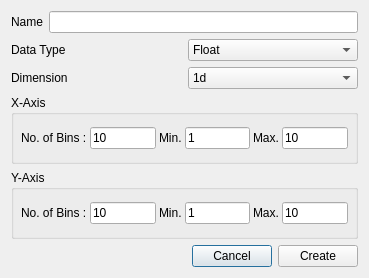
Old version of the form TGo4CreateNewHistogram.ui in the repository FRIBDAQ/SpecTcl.
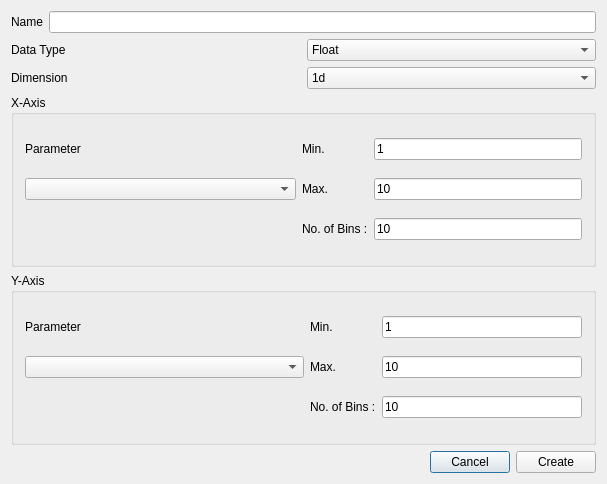
New version of the form.

Commit message:
Adds support for creating spectra from parameters
* TGo4CreateNewHistogram downloads the list of parameters and uses the
  results to fill a combo box

* Reorganizes the create histogram dialog

The edit to the form file:
```diff
--- a/TGo4CreateNewHistogram.ui
+++ b/TGo4CreateNewHistogram.ui
@@ -7,8 +7,8 @@
    <rect>
     <x>0</x>
     <y>0</y>
-    <width>369</width>
-    <height>278</height>
+    <width>607</width>
+    <height>484</height>
    </rect>
   </property>
   <property name="windowTitle">
@@ -89,35 +89,19 @@
      <property name="title">
       <string>X-Axis</string>
      </property>
-     <layout class="QGridLayout">
-      <property name="margin">
-       <number>7</number>
-      </property>
-      <property name="spacing">
-       <number>3</number>
-      </property>
+     <layout class="QGridLayout" name="gridLayout_3">
       <item row="0" column="0">
-       <widget class="QLabel" name="TextLabel4">
+       <widget class="QLabel" name="label_2">
         <property name="text">
-         <string>No. of Bins :</string>
-        </property>
-        <property name="wordWrap">
-         <bool>false</bool>
+         <string>Parameter</string>
         </property>
         <property name="buddy">
-         <cstring>XNoOfBins</cstring>
-        </property>
-       </widget>
-      </item>
-      <item row="0" column="1">
-       <widget class="QLineEdit" name="XNoOfBins">
-        <property name="text">
-         <string>10</string>
+         <cstring>YParamCombo</cstring>
         </property>
        </widget>
       </item>
       <item row="0" column="2">
-       <widget class="QLabel" name="TextLabel5">
+       <widget class="QLabel" name="TextLabel5_3">
         <property name="text">
          <string>Min.</string>
         </property>
@@ -131,13 +115,29 @@
       </item>
       <item row="0" column="3">
        <widget class="QLineEdit" name="Xmin">
+        <property name="minimumSize">
+         <size>
+          <width>100</width>
+          <height>0</height>
+         </size>
+        </property>
         <property name="text">
          <string>1</string>
         </property>
        </widget>
       </item>
-      <item row="0" column="4">
-       <widget class="QLabel" name="TextLabel6">
+      <item row="1" column="0" colspan="2">
+       <widget class="QComboBox" name="XParamCombo">
+        <property name="minimumSize">
+         <size>
+          <width>100</width>
+          <height>0</height>
+         </size>
+        </property>
+       </widget>
+      </item>
+      <item row="1" column="2">
+       <widget class="QLabel" name="TextLabel6_3">
         <property name="text">
          <string>Max.</string>
         </property>
@@ -149,8 +149,53 @@
         </property>
        </widget>
       </item>
-      <item row="0" column="5">
+      <item row="1" column="3">
        <widget class="QLineEdit" name="Xmax">
+        <property name="minimumSize">
+         <size>
+          <width>100</width>
+          <height>0</height>
+         </size>
+        </property>
+        <property name="text">
+         <string>10</string>
+        </property>
+       </widget>
+      </item>
+      <item row="2" column="1">
+       <spacer name="horizontalSpacer_2">
+        <property name="orientation">
+         <enum>Qt::Horizontal</enum>
+        </property>
+        <property name="sizeHint" stdset="0">
+         <size>
+          <width>80</width>
+          <height>20</height>
+         </size>
+        </property>
+       </spacer>
+      </item>
+      <item row="2" column="2">
+       <widget class="QLabel" name="TextLabel4_3">
+        <property name="text">
+         <string>No. of Bins :</string>
+        </property>
+        <property name="wordWrap">
+         <bool>false</bool>
+        </property>
+        <property name="buddy">
+         <cstring>YNoOfBins</cstring>
+        </property>
+       </widget>
+      </item>
+      <item row="2" column="3">
+       <widget class="QLineEdit" name="XNoOfBins">
+        <property name="minimumSize">
+         <size>
+          <width>100</width>
+          <height>0</height>
+         </size>
+        </property>
         <property name="text">
          <string>10</string>
         </property>
@@ -164,28 +209,15 @@
      <property name="title">
       <string>Y-Axis</string>
      </property>
-     <layout class="QGridLayout">
-      <property name="margin">
-       <number>7</number>
-      </property>
-      <property name="spacing">
-       <number>3</number>
-      </property>
-      <item row="0" column="0">
-       <widget class="QLabel" name="TextLabel4_2">
-        <property name="text">
-         <string>No. of Bins :</string>
+     <layout class="QGridLayout" name="gridLayout_2">
+      <item row="1" column="3">
+       <widget class="QLineEdit" name="Ymax">
+        <property name="minimumSize">
+         <size>
+          <width>100</width>
+          <height>0</height>
+         </size>
         </property>
-        <property name="wordWrap">
-         <bool>false</bool>
-        </property>
-        <property name="buddy">
-         <cstring>YNoOfBins</cstring>
-        </property>
-       </widget>
-      </item>
-      <item row="0" column="1">
-       <widget class="QLineEdit" name="YNoOfBins">
         <property name="text">
          <string>10</string>
         </property>
@@ -206,12 +238,77 @@
       </item>
       <item row="0" column="3">
        <widget class="QLineEdit" name="Ymin">
+        <property name="minimumSize">
+         <size>
+          <width>100</width>
+          <height>0</height>
+         </size>
+        </property>
         <property name="text">
          <string>1</string>
         </property>
        </widget>
       </item>
-      <item row="0" column="4">
+      <item row="2" column="3">
+       <widget class="QLineEdit" name="YNoOfBins">
+        <property name="minimumSize">
+         <size>
+          <width>100</width>
+          <height>0</height>
+         </size>
+        </property>
+        <property name="text">
+         <string>10</string>
+        </property>
+       </widget>
+      </item>
+      <item row="2" column="1">
+       <spacer name="horizontalSpacer">
+        <property name="orientation">
+         <enum>Qt::Horizontal</enum>
+        </property>
+        <property name="sizeHint" stdset="0">
+         <size>
+          <width>217</width>
+          <height>20</height>
+         </size>
+        </property>
+       </spacer>
+      </item>
+      <item row="1" column="0" colspan="2">
+       <widget class="QComboBox" name="YParamCombo">
+        <property name="minimumSize">
+         <size>
+          <width>100</width>
+          <height>0</height>
+         </size>
+        </property>
+       </widget>
+      </item>
+      <item row="2" column="2">
+       <widget class="QLabel" name="TextLabel4_2">
+        <property name="text">
+         <string>No. of Bins :</string>
+        </property>
+        <property name="wordWrap">
+         <bool>false</bool>
+        </property>
+        <property name="buddy">
+         <cstring>YNoOfBins</cstring>
+        </property>
+       </widget>
+      </item>
+      <item row="0" column="0">
+       <widget class="QLabel" name="label">
+        <property name="text">
+         <string>Parameter</string>
+        </property>
+        <property name="buddy">
+         <cstring>YParamCombo</cstring>
+        </property>
+       </widget>
+      </item>
+      <item row="1" column="2">
        <widget class="QLabel" name="TextLabel6_2">
         <property name="text">
          <string>Max.</string>
@@ -224,13 +321,6 @@
         </property>
        </widget>
       </item>
-      <item row="0" column="5">
-       <widget class="QLineEdit" name="Ymax">
-        <property name="text">
-         <string>10</string>
-        </property>
-       </widget>
-      </item>
      </layout>
     </widget>
    </item>
```
Left out of the diff: 6 changed lines with no effect on the pictures. The commit also changes 12 other files.
